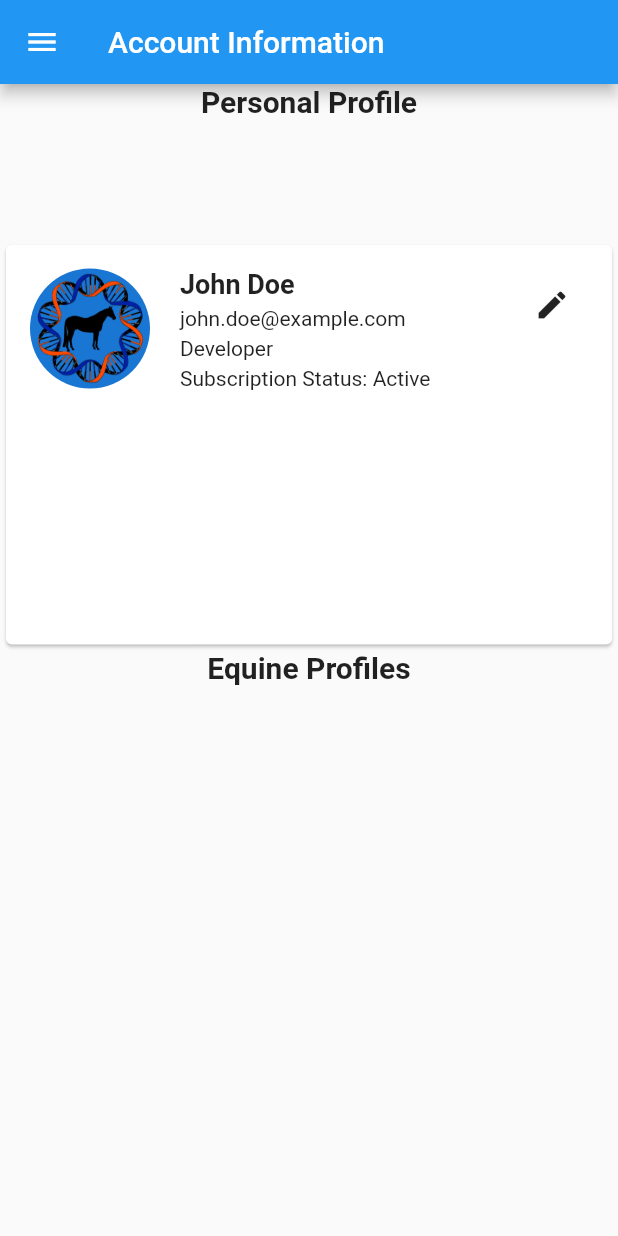
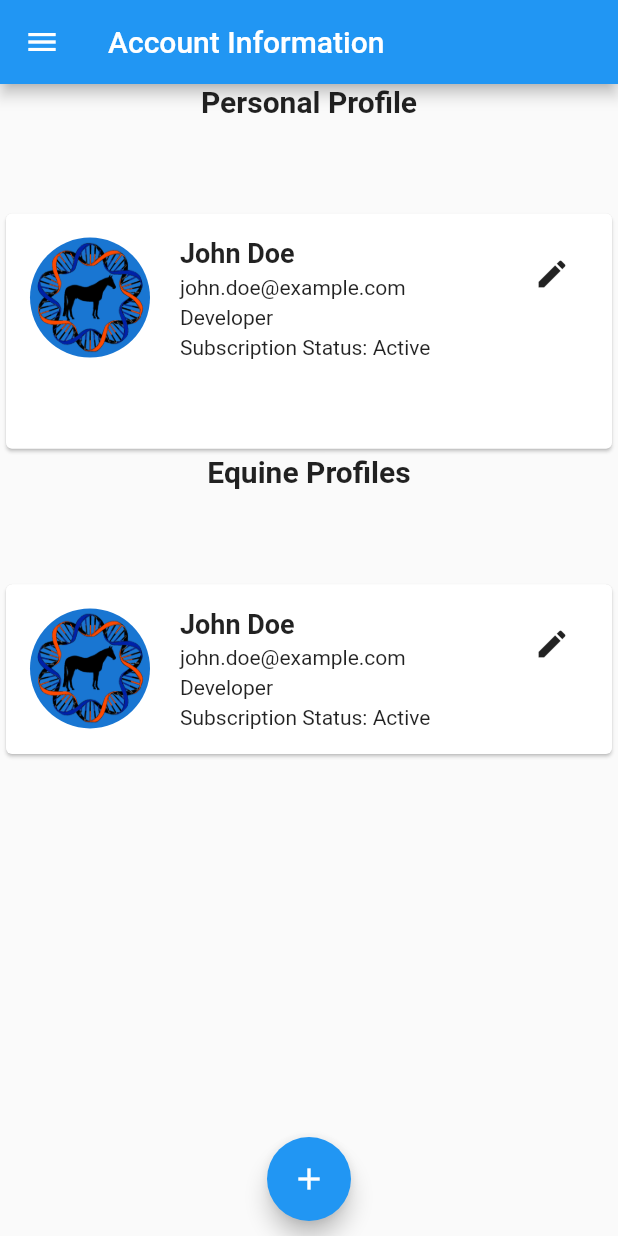
Before and after one commit to PabloHernandezP/SeniorProject, a Flutter app: the screen it shows after launch, in the side drawer, after a tap on "Manage Profiles", on a phone screen of 412 x 824 dp. Run offline on Flutter 3.47's test engine with Material 2 defaults, Android fonts, the light colour scheme and no system bars; our stand-ins replace carousel_slider, file_picker, firebase_auth, firebase_core, firebase_database, firebase_storage and 4 more; accounts and stored records are empty.

Commit message:
rough equine profiles

```diff
--- a/lib/pages/profile/profile_page.dart
+++ b/lib/pages/profile/profile_page.dart
@@ -12,7 +12,7 @@ class ProfilePage extends StatelessWidget {
         title: const Text("Account Information"),
       ),
       drawer: const MyDrawer(),
-      body: const ProfileBody(),
+      body: ProfilePageBody(),
     );
   }
 }
--- a/lib/pages/profile/widgets/personal_profile.dart
+++ b/lib/pages/profile/widgets/personal_profile.dart
@@ -1,4 +1,4 @@
-import 'package:equine_ai/pages/profile/widgets/profile_edit_dialog.dart';
+import 'package:equine_ai/pages/profile/widgets/personal_profile_edit_dialog.dart';
 import 'package:flutter/material.dart';
 
 class PersonalProfile extends StatefulWidget {
@@ -18,7 +18,7 @@ class _PersonalProfileState extends State<PersonalProfile> {
     final updatedInfo = await showDialog<Map<String, String>>(
       context: context,
       builder: (BuildContext context) {
-        return ProfileEditDialog(
+        return PersonalProfileEditDialog(
           name: _name,
           email: _email,
           role: _role,
--- a/lib/pages/profile/widgets/profile_page_body.dart
+++ b/lib/pages/profile/widgets/profile_page_body.dart
@@ -2,11 +2,24 @@ import 'package:equine_ai/pages/profile/widgets/personal_profile.dart';
 import 'package:equine_ai/styles/dashboard_styles.dart';
 import 'package:flutter/material.dart';
 
-class ProfileBody extends StatelessWidget {
-  const ProfileBody({super.key});
+class ProfilePageBody extends StatefulWidget {
+  @override
+  _ProfilePageBodyState createState() => _ProfilePageBodyState();
+}
+
+class _ProfilePageBodyState extends State<ProfilePageBody> {
+  final List<PersonalProfile> _personalProfiles = [
+    const PersonalProfile(),
+  ];
 
   final String firstHeading = "Personal Profile";
   final String secondHeading = "Equine Profiles";
+
+  void _addNewUserProfileCard() {
+    setState(() {
+      _personalProfiles.add(const PersonalProfile());
+    });
+  }
 
   @override
   Widget build(BuildContext context) {
@@ -15,23 +28,37 @@ class ProfileBody extends StatelessWidget {
     return Column(
       children: [
         SizedBox(
-          height: screenHeight / 8,
+          height: screenHeight / 10,
           child: Text(
             firstHeading,
             style: heading,
           ),
         ),
         SizedBox(
-          height: screenHeight / 3,
+          height: screenHeight / 5,
           child: const PersonalProfile(),
         ),
         SizedBox(
-          height: screenHeight / 8,
+          height: screenHeight / 10,
           child: Text(
             secondHeading,
             style: heading,
           ),
         ),
+        Expanded(
+          child: SingleChildScrollView(
+            child: Column(
+              children: _personalProfiles,
+            ),
+          ),
+        ),
+        const SizedBox(height: 10),
+        FloatingActionButton(
+          onPressed: _addNewUserProfileCard,
+          tooltip: 'Add new user profile card',
+          child: const Icon(Icons.add),
+        ),
+        const SizedBox(height: 10),
       ],
     );
   }
```
Also changed, not shown: lib/pages/profile/widgets/personal_profile_edit_dialog.dart (renamed from lib/pages/profile/widgets/profile_edit_dialog.dart, +5 -4 lines).
